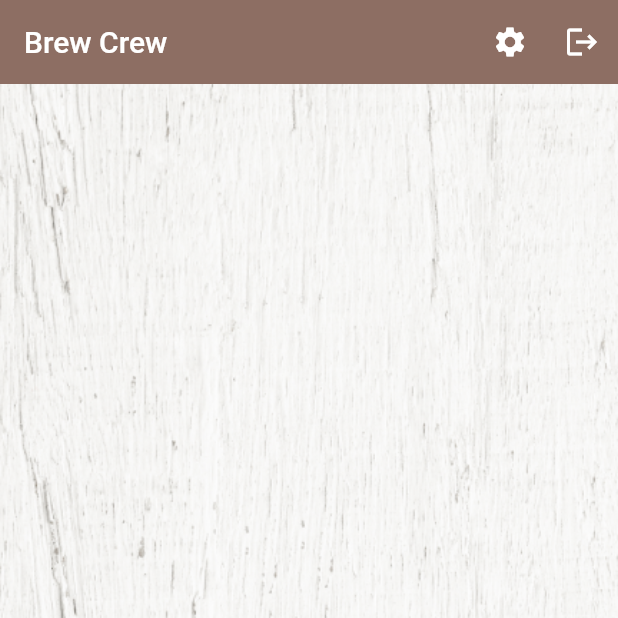
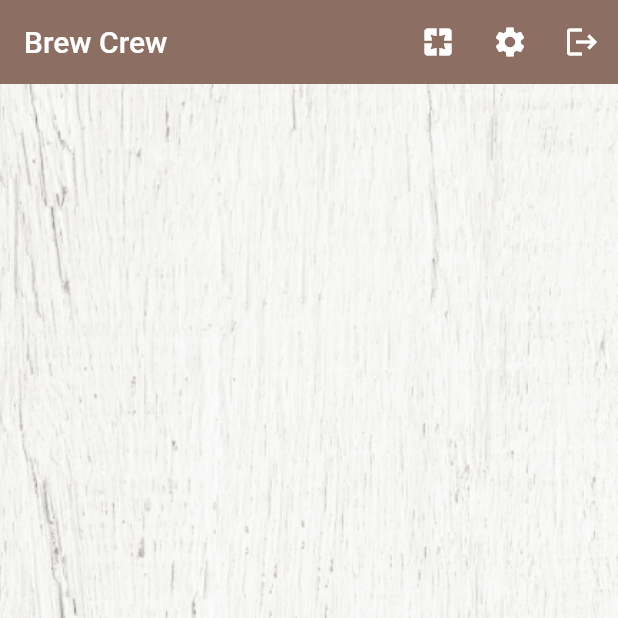
Before and after one commit to Alxbry28/practice-flutter-firebase, a Flutter app: the screen it shows once a user with an empty profile is signed in, on a phone screen of 412 x 824 dp, the top half of it. Run offline on Flutter 3.47's test engine with Material 2 defaults, Android fonts, the phone set to English and light mode, and no system bars; our stand-ins replace cloud_firestore, firebase_auth, firebase_core; missing offline and left inert: dart:ffi; accounts and stored records are empty.

Commit message:
[reso_coder] learning routes and navigation from reso coder.

```diff
--- /dev/null
+++ b/lib/config/routes.dart
@@ -0,0 +1,39 @@
+import 'package:flutter/material.dart';
+import 'package:practicefirebase/screens/secondpage/secondpage.dart';
+import 'package:practicefirebase/screens/wrapper.dart';
+
+class RouteGenerator {
+  static Route<dynamic> generateRoute(RouteSettings settings) {
+    final args = settings.arguments;
+
+    switch (settings.name) {
+      case "/":
+        return MaterialPageRoute(builder: (context) => Wrapper());
+
+      case "/second":
+        if (args is String) {
+          return MaterialPageRoute(
+            builder: (context) => SecondPage(data: args),
+          );
+        } else {
+          return _errorRoute();
+        }
+
+      default:
+        return _errorRoute();
+    }
+  }
+
+  static Route<dynamic> _errorRoute() {
+    return MaterialPageRoute(
+      builder: (context) => Scaffold(
+        appBar: AppBar(
+          title: Text("Error"),
+        ),
+        body: Center(
+          child: Text("Error"),
+        ),
+      ),
+    );
+  }
+}
--- a/lib/main.dart
+++ b/lib/main.dart
@@ -1,6 +1,7 @@
 import 'package:firebase_auth/firebase_auth.dart';
 import 'package:flutter/material.dart';
 import 'package:practicefirebase/models/user.dart';
+import 'package:practicefirebase/config/routes.dart';
 import 'package:practicefirebase/screens/wrapper.dart';
 import 'package:firebase_core/firebase_core.dart';
 import 'package:practicefirebase/services/auth.dart';
@@ -23,7 +24,9 @@ class MyApp extends StatelessWidget {
       initialData: null,
       value: AuthService().user,
       child: MaterialApp(
-        home: Wrapper(),
+        // home: Wrapper(),
+        initialRoute: "/",
+        onGenerateRoute: RouteGenerator.generateRoute,
       ),
     );
   }
--- a/lib/screens/home/home.dart
+++ b/lib/screens/home/home.dart
@@ -3,6 +3,7 @@ import 'package:flutter/material.dart';
 import 'package:practicefirebase/models/brew.dart';
 import 'package:practicefirebase/screens/home/brew_list.dart';
 import 'package:practicefirebase/screens/home/settings_form.dart';
+import 'package:practicefirebase/screens/secondpage/secondpage.dart';
 import 'package:practicefirebase/services/auth.dart';
 import 'package:practicefirebase/services/firestoredb.dart';
 import 'package:provider/provider.dart';
@@ -36,6 +37,17 @@ class Home extends StatelessWidget {
           elevation: 0.0,
           actions: [
             IconButton(
+              onPressed: () {
+                // Navigator.of(context).push(MaterialPageRoute(
+                //   builder: (context) => SecondPage(data: "Testing",),
+                // ));
+                Navigator.of(context)
+                    // .pushNamed("/test", arguments: "Testing moto");
+                    .pushNamed("/second", arguments: 123);
+              },
+              icon: const Icon(Icons.pages),
+            ),
+            IconButton(
               onPressed: () => _showSettingsPanel(),
               icon: const Icon(Icons.settings),
             ),
@@ -50,9 +62,8 @@ class Home extends StatelessWidget {
         body: Container(
             decoration: BoxDecoration(
                 image: DecorationImage(
-              image: AssetImage("assets/coffee_bg.png"),
-              fit: BoxFit.cover
-            )),
+                    image: AssetImage("assets/coffee_bg.png"),
+                    fit: BoxFit.cover)),
             child: BrewList()),
       ),
     );
```
Also changed, not shown: lib/screens/secondpage/secondpage.dart (added, +27 -0 lines).
